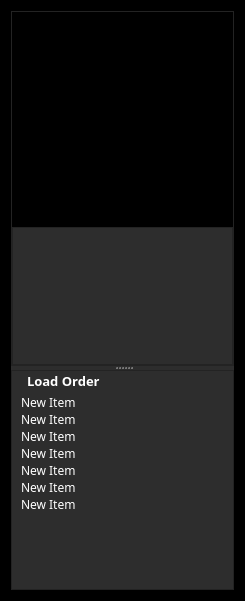
The window that previewpanel.ui (nothanley/ModManager) describes before a commit, drawn with Qt 5.
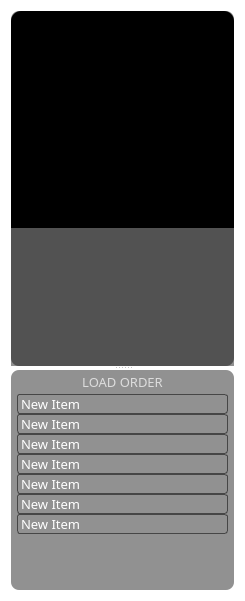
The same window after the commit.

```diff
--- a/previewpanel.ui
+++ b/previewpanel.ui
@@ -21,16 +21,26 @@
   </property>
   <property name="styleSheet">
    <string notr="true">QWidget{
-	background-color: black;
+	border: 3px  rgba(0,0,0,110);
+	border-radius: 8px;
+	background-color: rgba(0, 0, 0,0);
 }
 
+
 QFrame{
-	background-color: rgb(45,45,45);
+	border: 3px  rgba(0,0,0,110);
+	border-radius: 8px;
+	background-color: rgba(0, 0, 0,110);
 }</string>
   </property>
   <layout class="QVBoxLayout" name="verticalLayout">
    <item>
     <widget class="QSplitter" name="splitter">
+     <property name="styleSheet">
+      <string notr="true">QSplitter{
+	background-color: rgba(0,0,0,0);
+}</string>
+     </property>
      <property name="orientation">
       <enum>Qt::Vertical</enum>
      </property>
@@ -41,6 +51,9 @@
         <height>355</height>
        </size>
       </property>
+      <property name="styleSheet">
+       <string notr="true"/>
+      </property>
       <property name="frameShape">
        <enum>QFrame::StyledPanel</enum>
       </property>
@@ -68,7 +81,9 @@
          <property name="styleSheet">
           <string notr="true">QLabel{
 	background-color: black;
-	
+	border-radius: 10px;
+	border-bottom-left-radius: 0px;
+	border-bottom-right-radius: 0px;
 }</string>
          </property>
          <property name="text">
@@ -85,9 +100,20 @@
           </size>
          </property>
          <property name="styleSheet">
-          <string notr="true">QLabel{
+          <string notr="true">QFrame{
+	background-color: qlineargradient(spread: pad, 
+	x1:0, y1:0,
+	x2:0, y2:1.25, 
+	stop:0 rgba(20, 20, 20, 120), 
+	stop:1 rgba(0, 0, 0, 0)
+	);
+	border-radius:0px;
+}
+QLabel{
+	background-color: rgba(0,0,0,0);
 	color: white;
-}</string>
+}
+</string>
          </property>
          <property name="frameShape">
           <enum>QFrame::StyledPanel</enum>
@@ -123,6 +149,7 @@
              <font>
               <family>Segoe UI Semibold</family>
               <pointsize>8</pointsize>
+              <weight>50</weight>
               <bold>false</bold>
              </font>
             </property>
@@ -161,6 +188,7 @@
              <font>
               <family>Segoe UI Black</family>
               <pointsize>13</pointsize>
+              <weight>75</weight>
               <bold>true</bold>
              </font>
             </property>
@@ -190,6 +218,7 @@
              <font>
               <family>Segoe UI Semibold</family>
               <pointsize>8</pointsize>
+              <weight>75</weight>
               <bold>true</bold>
              </font>
             </property>
@@ -256,16 +285,31 @@
          </property>
          <property name="font">
           <font>
-           <family>Segoe UI Variable Small</family>
+           <family>Segoe Fluent Icons</family>
            <pointsize>10</pointsize>
-           <bold>true</bold>
+           <weight>50</weight>
+           <bold>false</bold>
+           <underline>false</underline>
           </font>
          </property>
+         <property name="layoutDirection">
+          <enum>Qt::LeftToRight</enum>
+         </property>
+         <property name="styleSheet">
+          <string notr="true">QLabel{
+	background-color: rgba(0,0,0,0);
+	color: rgba(255,255,255,175);
+	padding-top: 3px;
+}</string>
+         </property>
          <property name="text">
-          <string>Load Order</string>
+          <string>LOAD ORDER</string>
          </property>
          <property name="alignment">
-          <set>Qt::AlignLeading|Qt::AlignLeft|Qt::AlignVCenter</set>
+          <set>Qt::AlignCenter</set>
+         </property>
+         <property name="wordWrap">
+          <bool>false</bool>
          </property>
          <property name="margin">
           <number>4</number>
@@ -280,18 +324,57 @@
          <property name="font">
           <font>
            <family>Segoe UI Variable Display Semib</family>
-           <pointsize>9</pointsize>
+           <pointsize>10</pointsize>
+           <weight>50</weight>
            <italic>false</italic>
            <bold>false</bold>
            <underline>false</underline>
            <kerning>true</kerning>
           </font>
          </property>
+         <property name="layoutDirection">
+          <enum>Qt::LeftToRight</enum>
+         </property>
+         <property name="autoFillBackground">
+          <bool>false</bool>
+         </property>
          <property name="styleSheet">
-          <string notr="true">QListWidget{
-	padding-top: 3px;
+          <string notr="true">QWidget{
+	color: white;
+}
+
+QListWidget{
+	background-color: rgba(0,0,0,0);
+	padding: 2px;
 	padding-left: 6px;
-}</string>
+	padding-right: 6px;
+	padding-top: 3px;
+}
+
+QListWidget::item{
+	background-color: qlineargradient(
+	 spread:pad, 
+ 	 x1:0, y1:1,
+	 x2:0, y2:0,
+	 stop:0 rgba(45, 45, 45, 255),
+	 stop:1 rgba(55, 55, 55, 255));
+
+	border: 1px solid rgb(70, 70, 70);
+	border-radius: 3px;
+}
+
+QListWidget::item:hover{
+	background-color: qlineargradient(
+	 spread:pad, 
+ 	 x1:0, y1:1,
+	 x2:0, y2:0,
+	 stop:0 rgba(55, 55, 55, 255),
+	 stop:1 rgba(65, 65, 65, 255));
+
+	border: 1px solid rgb(70, 70, 70);
+	border-radius: 3px;
+}
+</string>
          </property>
          <property name="frameShape">
           <enum>QFrame::NoFrame</enum>
@@ -299,6 +382,12 @@
          <property name="frameShadow">
           <enum>QFrame::Plain</enum>
          </property>
+         <property name="lineWidth">
+          <number>0</number>
+         </property>
+         <property name="midLineWidth">
+          <number>0</number>
+         </property>
          <property name="autoScrollMargin">
           <number>16</number>
          </property>
@@ -314,11 +403,23 @@
          <property name="alternatingRowColors">
           <bool>false</bool>
          </property>
+         <property name="selectionBehavior">
+          <enum>QAbstractItemView::SelectRows</enum>
+         </property>
+         <property name="iconSize">
+          <size>
+           <width>0</width>
+           <height>0</height>
+          </size>
+         </property>
          <property name="textElideMode">
           <enum>Qt::ElideRight</enum>
          </property>
          <property name="movement">
-          <enum>QListView::Snap</enum>
+          <enum>QListView::Free</enum>
+         </property>
+         <property name="flow">
+          <enum>QListView::TopToBottom</enum>
          </property>
          <property name="isWrapping" stdset="0">
           <bool>false</bool>
@@ -338,6 +439,9 @@
          <property name="uniformItemSizes">
           <bool>true</bool>
          </property>
+         <property name="wordWrap">
+          <bool>false</bool>
+         </property>
          <property name="selectionRectVisible">
           <bool>false</bool>
          </property>
```
Left out of the diff: 18 changed lines with no effect on the pictures.
